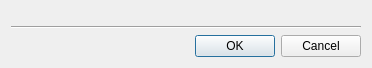
Above: smtk/extension/applications/TemplateEditor/ui/InputDialog.ui from Kitware/SMTK before the change. Below: the same form after it.
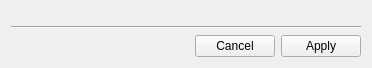
That is the form after the change.

```diff
--- a/smtk/extension/applications/TemplateEditor/ui/InputDialog.ui
+++ b/smtk/extension/applications/TemplateEditor/ui/InputDialog.ui
@@ -27,7 +27,7 @@
    <item>
     <widget class="QDialogButtonBox" name="buttonBox">
      <property name="standardButtons">
-      <set>QDialogButtonBox::Cancel|QDialogButtonBox::Ok</set>
+      <set>QDialogButtonBox::Apply|QDialogButtonBox::Cancel</set>
      </property>
      <property name="centerButtons">
       <bool>false</bool>
```
